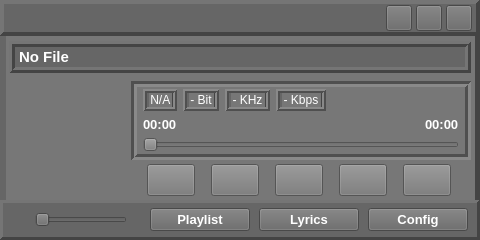
Above: source/ui/mainwindow/tp_mainwindow.ui from ZXfkSIE/ThousandPlayer before the change. Below: the same form after it.
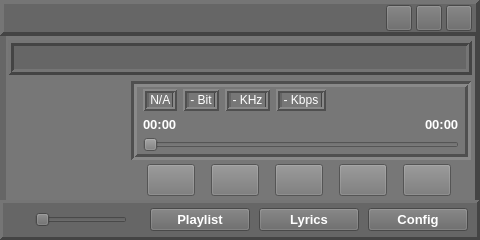
That is the form after the change. Custom widgets are drawn as their Qt base class.

Commit message: Audio info label with scrolling/marquee function implemented!

What changed in the file:
```diff
--- a/source/ui/mainwindow/tp_mainwindow.ui
+++ b/source/ui/mainwindow/tp_mainwindow.ui
@@ -245,33 +245,20 @@
 }</string>
      </property>
      <layout class="QHBoxLayout" name="horizontalLayout_3">
+      <property name="leftMargin">
+       <number>8</number>
+      </property>
       <property name="topMargin">
-       <number>5</number>
+       <number>4</number>
+      </property>
+      <property name="rightMargin">
+       <number>8</number>
       </property>
       <property name="bottomMargin">
-       <number>7</number>
+       <number>6</number>
       </property>
       <item>
-       <widget class="QLabel" name="label_Info">
-        <property name="minimumSize">
-         <size>
-          <width>0</width>
-          <height>32</height>
-         </size>
-        </property>
-        <property name="maximumSize">
-         <size>
-          <width>16777215</width>
-          <height>32</height>
-         </size>
-        </property>
-        <property name="font">
-         <font>
-          <pointsize>11</pointsize>
-          <weight>75</weight>
-          <bold>true</bold>
-         </font>
-        </property>
+       <widget class="TP_AudioInfoLabel" name="label_AudioInfo">
         <property name="mouseTracking">
          <bool>true</bool>
         </property>
@@ -287,9 +274,6 @@
         <property name="lineWidth">
          <number>3</number>
         </property>
-        <property name="text">
-         <string>No File</string>
-        </property>
        </widget>
       </item>
      </layout>
@@ -1162,6 +1146,11 @@
    <extends>QPushButton</extends>
    <header>tp_pushbutton.h</header>
   </customwidget>
+  <customwidget>
+   <class>TP_AudioInfoLabel</class>
+   <extends>QLabel</extends>
+   <header location="global">tp_audioinfolabel.h</header>
+  </customwidget>
  </customwidgets>
  <resources/>
  <connections/>
```
The commit also changes 13 other files.
